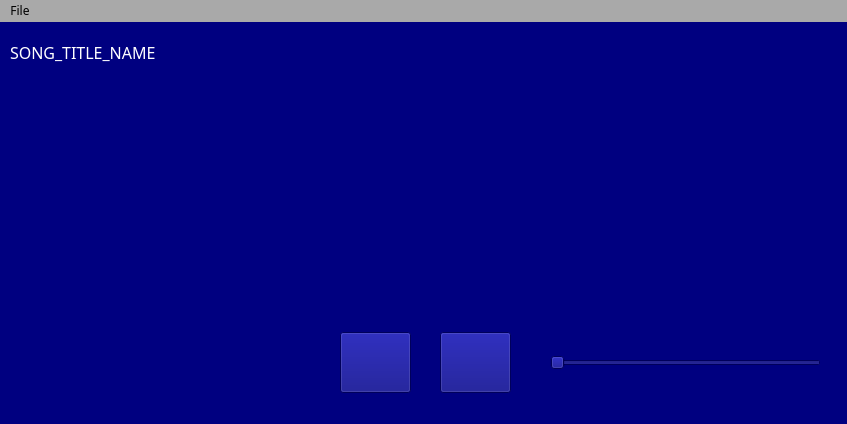
First picture: the form in mainwindow.ui, repository kamvegwij/WindowsMediaPlayer, before the edit.
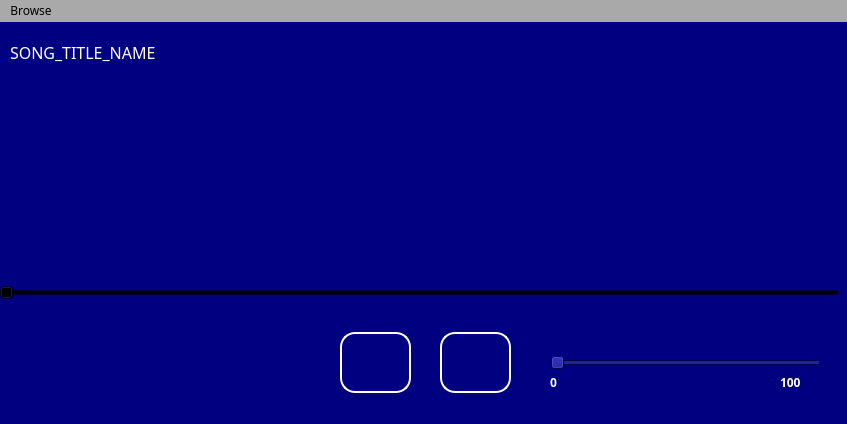
Second picture: the form after the edit.

```diff
--- a/mainwindow.ui
+++ b/mainwindow.ui
@@ -26,6 +26,12 @@
       <height>61</height>
      </rect>
     </property>
+    <property name="styleSheet">
+     <string notr="true">background-color: transparent;
+border: 2px solid white;
+border-radius: 15px;
+color: white;</string>
+    </property>
     <property name="text">
      <string/>
     </property>
@@ -39,6 +45,12 @@
       <height>61</height>
      </rect>
     </property>
+    <property name="styleSheet">
+     <string notr="true">background-color: transparent;
+border: 2px solid white;
+border-radius: 15px;
+color: white;</string>
+    </property>
     <property name="text">
      <string/>
     </property>
@@ -79,6 +91,66 @@
      <enum>Qt::Horizontal</enum>
     </property>
    </widget>
+   <widget class="QLabel" name="min_volume_lbl">
+    <property name="geometry">
+     <rect>
+      <x>550</x>
+      <y>350</y>
+      <width>21</width>
+      <height>20</height>
+     </rect>
+    </property>
+    <property name="font">
+     <font>
+      <family>MS Reference Sans Serif</family>
+      <bold>true</bold>
+     </font>
+    </property>
+    <property name="styleSheet">
+     <string notr="true">color: white;</string>
+    </property>
+    <property name="text">
+     <string>0</string>
+    </property>
+   </widget>
+   <widget class="QLabel" name="max_volume_lbl">
+    <property name="geometry">
+     <rect>
+      <x>780</x>
+      <y>350</y>
+      <width>41</width>
+      <height>20</height>
+     </rect>
+    </property>
+    <property name="font">
+     <font>
+      <family>MS Reference Sans Serif</family>
+      <bold>true</bold>
+     </font>
+    </property>
+    <property name="styleSheet">
+     <string notr="true">color: white;</string>
+    </property>
+    <property name="text">
+     <string>100</string>
+    </property>
+   </widget>
+   <widget class="QSlider" name="song_progress_slider">
+    <property name="geometry">
+     <rect>
+      <x>-1</x>
+      <y>260</y>
+      <width>841</width>
+      <height>22</height>
+     </rect>
+    </property>
+    <property name="styleSheet">
+     <string notr="true">background-color: transparent;</string>
+    </property>
+    <property name="orientation">
+     <enum>Qt::Horizontal</enum>
+    </property>
+   </widget>
   </widget>
   <widget class="QMenuBar" name="menubar">
    <property name="geometry">
@@ -99,12 +171,12 @@
     <string notr="true">background-color: darkgrey; 
 color: black;</string>
    </property>
-   <widget class="QMenu" name="menuFile">
+   <widget class="QMenu" name="menuBrowse">
     <property name="title">
-     <string>File</string>
+     <string>Browse</string>
     </property>
    </widget>
-   <addaction name="menuFile"/>
+   <addaction name="menuBrowse"/>
   </widget>
  </widget>
  <resources/>
```
Left out of the diff: 11 changed lines with no effect on the pictures.
